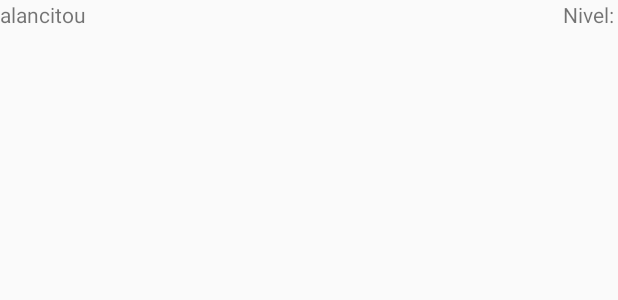
After one commit to Relg99/GuessWho, an Android app: the layout activity_lobby.xml on its own in the app's theme, with its tools: preview values and no code run, on a phone screen of 412 x 824 dp. The commit adds this screen. Shown: the top 300 px of the screen. Run offline under Robolectric (Android 15) with nearby library versions, the phone set to English and light mode, and no system bars.

Commit message:
Lobby ya muestra el nombre de usuario y su nivel!

```diff
--- a/app/src/main/java/com/rnagames/guesswho/LogInActivity.java
+++ b/app/src/main/java/com/rnagames/guesswho/LogInActivity.java
@@ -55,10 +55,11 @@ public class LogInActivity extends AppCompatActivity {
                     {
                         @Override
                         public void onResponse(String response) {
-                            // response
                         if(response.equals("1")){
                             loginCorrecto=true;
-                            finish();
+                            Intent i = new Intent(LogInActivity.this, activity_lobby.class);
+                            i.putExtra("gamertag", etUsuario.getText().toString());
+                            startActivity(i);
                         }else{
                             tvLoginError.setText("Verifica tus credenciales.");
                         }
--- /dev/null
+++ b/app/src/main/res/layout/activity_lobby.xml
@@ -0,0 +1,31 @@
+<?xml version="1.0" encoding="utf-8"?>
+<LinearLayout xmlns:android="http://schemas.android.com/apk/res/android"
+    xmlns:app="http://schemas.android.com/apk/res-auto"
+    xmlns:tools="http://schemas.android.com/tools"
+    android:layout_width="match_parent"
+    android:layout_height="match_parent"
+    tools:context=".activity_lobby">
+<LinearLayout
+    android:layout_width="match_parent"
+    android:layout_height="match_parent"
+    android:orientation="horizontal"
+    android:gravity="center|top"
+
+    >
+
+    <TextView
+        android:textAlignment="textStart"
+        android:id="@+id/tvGamertag"
+        android:layout_width="wrap_content"
+        android:layout_height="wrap_content"
+        android:text="alancitou"
+        />
+    <TextView
+        android:textAlignment="textEnd"
+        android:id="@+id/tvNivel"
+        android:layout_width="match_parent"
+        android:layout_height="wrap_content"
+        android:text="Nivel: "
+        />
+</LinearLayout>
+</LinearLayout>
--- a/app/src/main/res/layout/activity_registro.xml
+++ b/app/src/main/res/layout/activity_registro.xml
@@ -83,7 +83,7 @@
 
     <TextView
         android:id="@+id/tvContraseñaIntento2"
-        android:text="Vuelva a ingrasarla :"
+        android:text="Vuelva a ingresarla :"
         android:textSize="20sp"
         android:layout_width="match_parent"
         android:layout_height="wrap_content" />
```
Also changed, not shown: app/src/main/AndroidManifest.xml (+15 -12 lines), app/src/main/java/com/rnagames/guesswho/MenuActivity.java (+8 -7 lines), app/src/main/java/com/rnagames/guesswho/activity_lobby.java (added, +69 -0 lines).
